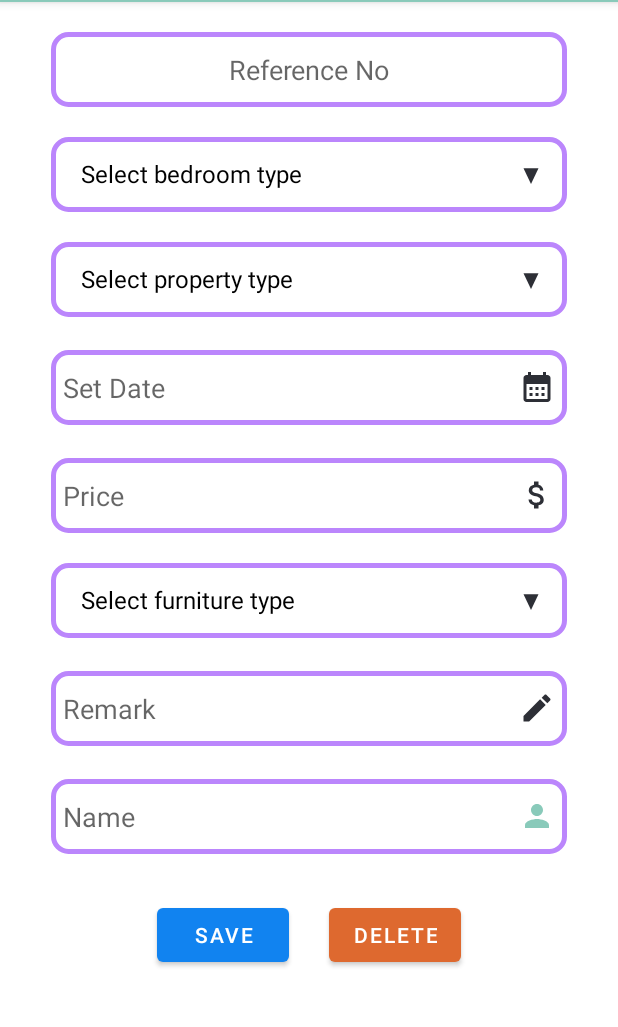
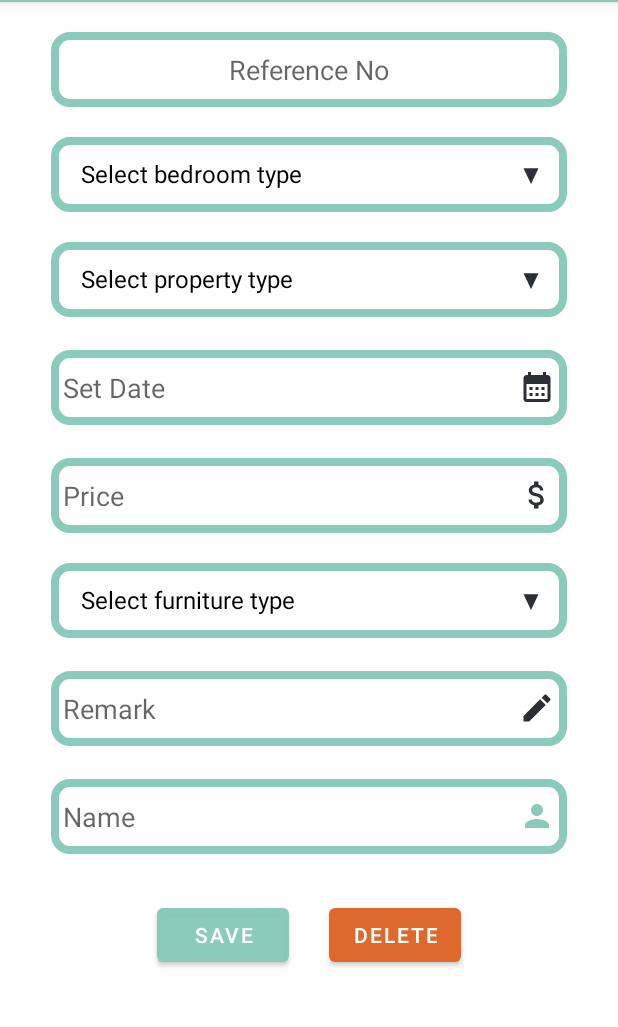
Before and after one commit to mhkhizil/BabyProductListingAppUsingJava, an Android app: the fragment Property_Form_Fragment placed in its activity, on a phone screen of 412 x 824 dp, the part 82-1109 px from its top. Run offline under Robolectric (Android 15) with nearby library versions, the phone set to English and light mode, and no system bars; libraries missing offline, so code that uses them is left out: com.github.florent37.singledateandtimepicker; 2 statements that could not run were skipped.

Commit message:
finalizing all UI

```diff
--- a/app/src/main/res/drawable/custom_spinner_bg.xml
+++ b/app/src/main/res/drawable/custom_spinner_bg.xml
@@ -6,9 +6,9 @@
                         <shape android:shape="rectangle" >
                             <size android:height="50dp"/>
                             <stroke
-                                android:width="3dp"
+                                android:width="5dp"
 
-                                android:color="@color/purple_200"
+                                android:color="@color/bluish_green"
                                 />
                             <padding android:right="12dp"
                                 android:left="12dp"/>
--- a/app/src/main/res/drawable/form_textbox.xml
+++ b/app/src/main/res/drawable/form_textbox.xml
@@ -3,8 +3,8 @@
     <item >
         <shape android:shape="rectangle">
             <stroke
-                android:width="3dp"
-                android:color="@color/purple_200"
+                android:width="5dp"
+                android:color="@color/bluish_green"
                 />
             <corners
                 android:radius="10dp"
--- a/app/src/main/res/layout/fragment_property.xml
+++ b/app/src/main/res/layout/fragment_property.xml
@@ -30,7 +30,7 @@
 
             <EditText
                 android:id="@+id/property_search"
-                android:layout_width="258dp"
+                android:layout_width="248dp"
                 android:layout_height="wrap_content"
                 android:layout_marginTop="2dp"
                 android:background="@drawable/custom_edit_text"
@@ -40,10 +40,11 @@
                 android:padding="8dp"
                 android:textColor="@color/black"
                 android:textColorHighlight="@color/cardview_dark_background" />
+
             <com.google.android.material.button.MaterialButton
+                android:id="@+id/add_new_property"
                 android:layout_width="80dp"
                 android:layout_height="wrap_content"
-                android:id="@+id/add_new_property"
                 android:layout_marginLeft="10dp"
                 android:layout_marginRight="10dp"
                 app:icon="@drawable/custom_add_icon"
--- a/app/src/main/res/layout/property_form_fragment.xml
+++ b/app/src/main/res/layout/property_form_fragment.xml
@@ -219,7 +219,7 @@
             <com.google.android.material.button.MaterialButton
                 android:layout_width="wrap_content"
                 android:layout_height="match_parent"
-                app:backgroundTint="#1183f0"
+                app:backgroundTint="@color/bluish_green"
                 android:id="@+id/save_btn"
                 android:text="Save"
                 android:layout_marginTop="30px"
```
